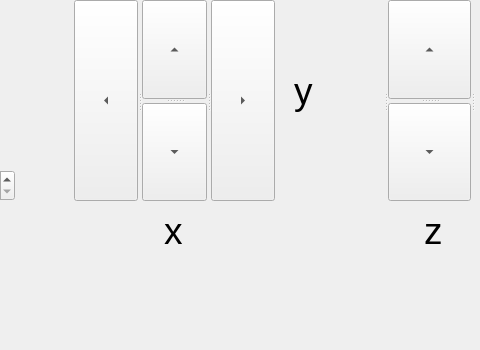
Qt form gui/Piezo/ui_APTpiezo_gui.ui (trezitorul/qudi) before a commit; both pictures show x 206 to 686 and y 250 to 600 of the 800 by 600 pixel window.
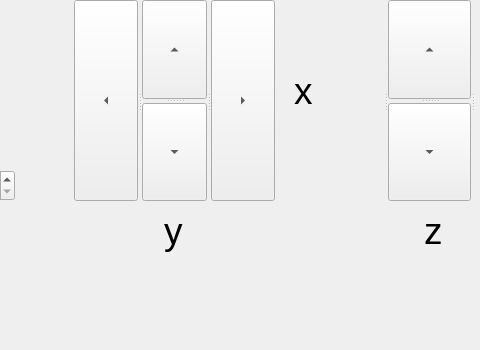
The same form after that commit.

Diff of the .ui file:
```diff
--- a/gui/Piezo/ui_APTpiezo_gui.ui
+++ b/gui/Piezo/ui_APTpiezo_gui.ui
@@ -97,7 +97,7 @@
      </rect>
     </property>
     <property name="text">
-     <string>&lt;html&gt;&lt;head/&gt;&lt;body&gt;&lt;p&gt;&lt;span style=&quot; font-size:28pt;&quot;&gt;x&lt;/span&gt;&lt;/p&gt;&lt;/body&gt;&lt;/html&gt;</string>
+     <string>&lt;html&gt;&lt;head/&gt;&lt;body&gt;&lt;p&gt;&lt;span style=&quot; font-size:28pt;&quot;&gt;y&lt;/span&gt;&lt;/p&gt;&lt;/body&gt;&lt;/html&gt;</string>
     </property>
    </widget>
    <widget class="QLabel" name="xVal_6">
@@ -110,7 +110,7 @@
      </rect>
     </property>
     <property name="text">
-     <string>&lt;html&gt;&lt;head/&gt;&lt;body&gt;&lt;p&gt;&lt;span style=&quot; font-size:28pt;&quot;&gt;y&lt;/span&gt;&lt;/p&gt;&lt;/body&gt;&lt;/html&gt;</string>
+     <string>&lt;html&gt;&lt;head/&gt;&lt;body&gt;&lt;p&gt;&lt;span style=&quot; font-size:28pt;&quot;&gt;x&lt;/span&gt;&lt;/p&gt;&lt;/body&gt;&lt;/html&gt;</string>
     </property>
    </widget>
    <widget class="QLabel" name="xVal_7">
@@ -126,7 +126,7 @@
      <string>&lt;html&gt;&lt;head/&gt;&lt;body&gt;&lt;p&gt;&lt;span style=&quot; font-size:28pt;&quot;&gt;z&lt;/span&gt;&lt;/p&gt;&lt;/body&gt;&lt;/html&gt;</string>
     </property>
    </widget>
-   <widget class="QWidget" name="">
+   <widget class="QWidget" name="layoutWidget">
     <property name="geometry">
      <rect>
       <x>30</x>
```
